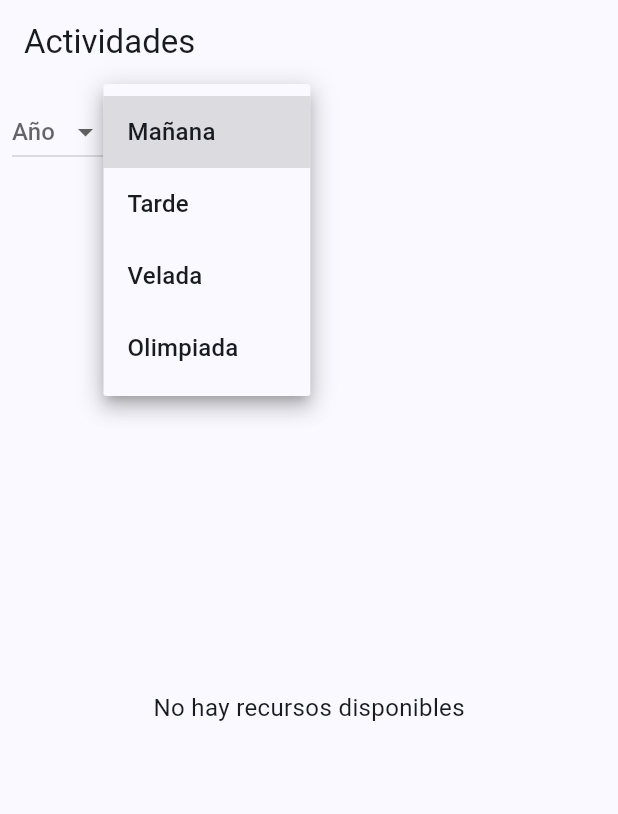
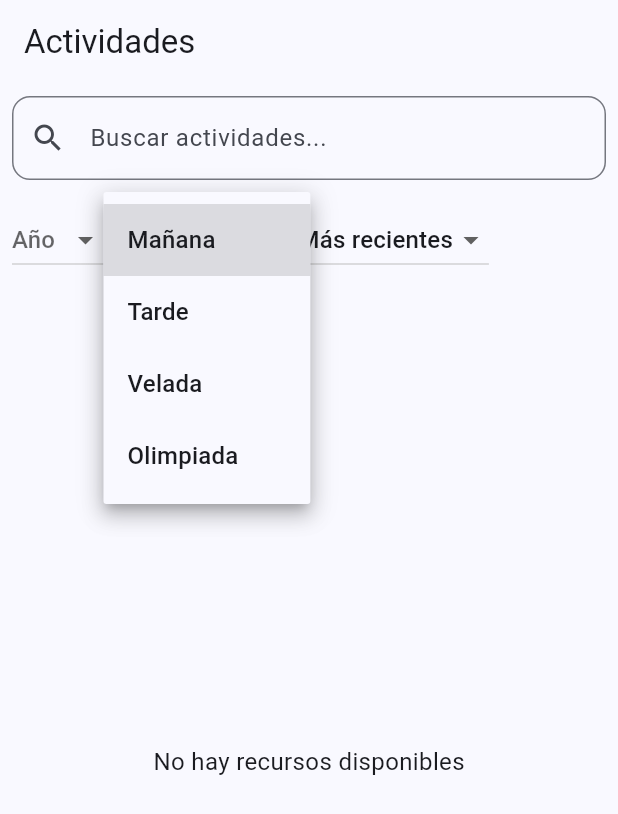
Before and after one commit to Jorgetr903/App_Recursos_Campamento, a Flutter app: the ActividadesScreen screen opened directly, after a tap on "Año", after a tap on "Momento", on a phone screen of 412 x 824 dp. Shown: the top 814 px of the screen. Run offline on Flutter 3.47's test engine with Material 3 defaults, Android fonts, the light colour scheme and no system bars; our stand-ins replace dio, flutter_staggered_animations, hive_flutter, just_audio, share_plus, video_player; missing offline and left inert: syncfusion_flutter_pdfviewer; accounts and stored records are empty; network calls fail.

Commit message:
Añadido buscar y organizar archivos

```diff
--- a/frontend/lib/screens/actividades_screen.dart
+++ b/frontend/lib/screens/actividades_screen.dart
@@ -13,10 +13,17 @@ class ActividadesScreen extends StatefulWidget {
 class _ActividadesScreenState extends State<ActividadesScreen> {
   int? selectedAnio;
   String? selectedMomento;
+  String? selectedSort = "recent"; // default
+  String searchQuery = "";
   List<Recurso> recursos = [];
   bool loading = true;
 
   final momentos = ["Mañana", "Tarde", "Velada", "Olimpiada"];
+  final sortOptions = {
+    "recent": "Más recientes",
+    "oldest": "Más antiguos",
+    "alpha": "Alfabético",
+  };
 
   @override
   void initState() {
@@ -31,6 +38,8 @@ class _ActividadesScreenState extends State<ActividadesScreen> {
         tipo: "actividad",
         anio: selectedAnio,
         momento: selectedMomento,
+        q: searchQuery.isNotEmpty ? searchQuery : null,
+        sort: selectedSort,
         page: 1,
         limit: 50,
       );
@@ -52,6 +61,24 @@ class _ActividadesScreenState extends State<ActividadesScreen> {
       appBar: AppBar(title: const Text("Actividades")),
       body: Column(
         children: [
+          // 🔍 Buscador
+          Padding(
+            padding: const EdgeInsets.all(8),
+            child: TextField(
+              decoration: InputDecoration(
+                hintText: "Buscar actividades...",
+                prefixIcon: const Icon(Icons.search),
+                border: OutlineInputBorder(
+                  borderRadius: BorderRadius.circular(12),
+                ),
+              ),
+              onSubmitted: (value) {
+                setState(() => searchQuery = value);
+                fetchRecursos();
+              },
+            ),
+          ),
+          // Filtros de año, momento y ordenación
           Padding(
             padding: const EdgeInsets.all(8),
             child: Row(
@@ -79,9 +106,24 @@ class _ActividadesScreenState extends State<ActividadesScreen> {
                     fetchRecursos();
                   },
                 ),
+                const SizedBox(width: 16),
+                DropdownButton<String>(
+                  value: selectedSort,
+                  items: sortOptions.entries
+                      .map((e) => DropdownMenuItem(
+                            value: e.key,
+                            child: Text(e.value),
+                          ))
+                      .toList(),
+                  onChanged: (v) {
+                    setState(() => selectedSort = v);
+                    fetchRecursos();
+                  },
+                ),
               ],
             ),
           ),
+          // Lista de recursos
           Expanded(
             child: loading
                 ? const Center(child: CircularProgressIndicator())
--- a/frontend/lib/services/api_service.dart
+++ b/frontend/lib/services/api_service.dart
@@ -1,3 +1,4 @@
+// lib/services/api_service.dart
 import 'dart:convert';
 import 'dart:io';
 import 'package:http/http.dart' as http;
@@ -15,20 +16,25 @@ class ApiService {
     String? momento,
     String? tema,
     String? grupo,
+    String? q,           // <--- NUEVO
+    String? sort,        // <--- NUEVO: "recent" | "oldest" | "alpha"
   }) async {
     try {
-      String url = "$baseUrl?";
-      if (tipo != null) url += "tipo=$tipo&";
-      if (categoria != null) url += "categoria=$categoria&";
-      if (anio != null) url += "anio=${anio.toString()}&";
-      if (momento != null) url += "momento=$momento&";
-      if (tema != null) url += "tema=$tema&";
-      if (grupo != null) url += "grupo=$grupo&";
-      if (page != null) url += "page=$page&";
-      if (limit != null) url += "limit=$limit&";
+      final params = <String, String>{};
+      if (tipo != null) params['tipo'] = tipo;
+      if (categoria != null) params['categoria'] = categoria;
+      if (anio != null) params['anio'] = anio.toString();
+      if (momento != null) params['momento'] = momento;
+      if (tema != null) params['tema'] = tema;
+      if (grupo != null) params['grupo'] = grupo;
+      if (q != null && q.trim().isNotEmpty) params['q'] = q.trim();
+      if (sort != null) params['sort'] = sort;
+      if (page != null) params['page'] = page.toString();
+      if (limit != null) params['limit'] = limit.toString();
 
+      final uri = Uri.parse(baseUrl).replace(queryParameters: params);
+      final response = await http.get(uri);
 
-      final response = await http.get(Uri.parse(url));
       if (response.statusCode == 200) {
         final List<dynamic> data = json.decode(response.body);
         return data.map((json) => Recurso.fromJson(json)).toList();
@@ -42,7 +48,8 @@ class ApiService {
 
   static Future<Recurso> getRecursoById(String id) async {
     try {
-      final response = await http.get(Uri.parse("$baseUrl/recursos/$id"));
+      final uri = Uri.parse("$baseUrl/$id");
+      final response = await http.get(uri);
       if (response.statusCode == 200) {
         final Map<String, dynamic> data = json.decode(response.body);
         return Recurso.fromJson(data);
@@ -55,5 +62,4 @@ class ApiService {
       throw Exception("Error inesperado: $e");
     }
   }
-
 }
```
Also changed, not shown: frontend/lib/screens/dinamicas_screen.dart (+42 -0 lines).
